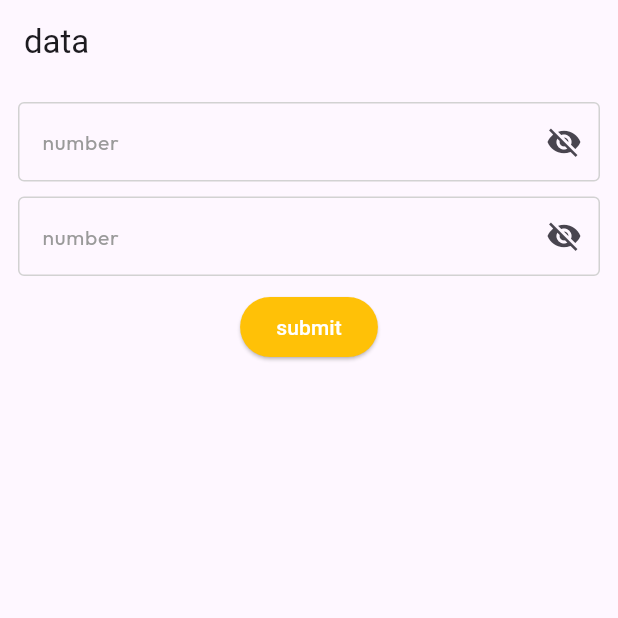
After one commit to shankar-rajan-ts/api_flutter, a Flutter app: the screen it shows after launch, after a tap on "funcation", after a tap on "submit", on a phone screen of 412 x 824 dp, the top half of it. The commit adds this screen. Run offline on Flutter 3.47's test engine with Material 3 defaults, Android fonts, the phone set to English and light mode, and no system bars; our stand-ins replace firebase_core, firebase_messaging, geolocator, google_fonts, google_maps_flutter, location; missing offline and left inert: draggable_scrollbar; accounts and stored records are empty.

Commit message:
2 texx filed add

```diff
--- /dev/null
+++ b/lib/form/form.dart
@@ -0,0 +1,232 @@
+// ignore_for_file: avoid_print
+
+import 'package:flutter/material.dart';
+import 'package:flutter/services.dart';
+import 'package:google_fonts/google_fonts.dart';
+
+class Funcation extends StatefulWidget {
+  const Funcation({super.key});
+
+  @override
+  State<Funcation> createState() => _FuncationState();
+}
+
+final myController = TextEditingController();
+
+// bool _flag = true;
+
+class _FuncationState extends State<Funcation> {
+  // final FocusNode _nameFocusNode = FocusNode();
+  // final TextEditingController _nameController = TextEditingController();
+  // final TextEditingController _numberController = TextEditingController();
+  final numbersController = TextEditingController();
+  final numberController = TextEditingController();
+
+  @override
+  void initState() {
+    super.initState();
+    // Start listening to changes.
+    // myController.addListener(_printLatestValue);
+  }
+
+  //  void _printLatestValue() {
+  //   final text = myController.text;
+  //   print('Second text field: $text (${text.characters.length})');
+  // }
+  @override
+  void dispose() {
+    // Clean up the controller when the widget is disposed.
+    myController.dispose();
+    super.dispose();
+  }
+
+  @override
+  Widget build(BuildContext context) {
+    return SafeArea(
+      child: Scaffold(
+        appBar: AppBar(
+          title: const Text("data"),
+        ),
+        body: Center(
+          child: Padding(
+            padding: const EdgeInsets.all(12.0),
+            child: Column(
+              children: [
+                TextField(
+                  controller: numbersController,
+                  // focusNode: _nameFocusNode,
+                  // controller: _nameController,
+                  // textInputAction: TextInputAction.next,
+                  // keyboardType: TextInputType.name,
+                  keyboardType: TextInputType.number,
+                  textInputAction: TextInputAction.next,
+                  inputFormatters: [
+                    FilteringTextInputFormatter.digitsOnly,
+                    LengthLimitingTextInputFormatter(10),
+                  ],
+                  onSubmitted: (_) {
+                    // FocusScope.of(context).requestFocus(_nameFocusNode);
+                  },
+                  // controller(): myController,
+                  // canRequestFocus: bool.hasEnvironment('flutter_test'),
+                  cursorColor: const Color.fromARGB(255, 185, 135, 6),
+                  style: GoogleFonts.outfit(
+                    color: const Color(0xFF373737),
+                    fontSize: 14,
+                    fontWeight: FontWeight.w400,
+                    fontStyle: FontStyle.normal,
+                  ),
+
+                  // controller: passwordController,
+                  // obscureText: !showPassword,
+                  decoration: InputDecoration(
+                    suffixIcon: IconButton(
+                      icon: const Icon(Icons.visibility_off
+                          // showPassword ? Icons.visibility : Icons.visibility_off,
+                          // color: const Color.fromARGB(255, 59, 59, 59),
+                          ),
+                      onPressed: () {},
+                    ),
+                    hintText: "number",
+                    hintStyle: GoogleFonts.outfit(
+                      color: const Color(0xFF9A9A9A),
+                      fontSize: 14,
+                      fontWeight: FontWeight.w400,
+                      fontStyle: FontStyle.normal,
+                    ),
+                    border: const OutlineInputBorder(
+                      borderSide: BorderSide(color: Colors.black),
+                    ),
+                    enabledBorder: const OutlineInputBorder(
+                      borderSide: BorderSide(color: Color(0xFFD2D2D2)),
+                    ),
+                    focusedBorder: const OutlineInputBorder(
+                      borderSide: BorderSide(color: Color(0xFF155092)),
+                    ),
+                  ),
+                ),
+                const SizedBox(
+                  height: 10,
+                ),
+                TextField(
+                  controller: numberController,
+                  // keyboardType: TextInputType.number,
+                  // textInputAction: TextInputAction.next,
+                  //  focusNode: _nameFocusNode,
+                  // controller: _numberController,
+                  style: GoogleFonts.outfit(
+                    color: const Color(0xFF373737),
+                    fontSize: 14,
+                    fontWeight: FontWeight.w400,
+                    fontStyle: FontStyle.normal,
+                  ),
+                  // controller: passwordController,
+                  // obscureText: !showPassword,
+                  decoration: InputDecoration(
+                    suffixIcon: IconButton(
+                      icon: const Icon(Icons.visibility_off
+                          // showPassword ? Icons.visibility : Icons.visibility_off,
+                          // color: const Color.fromARGB(255, 59, 59, 59),
+                          ),
+                      onPressed: () {
+                        setState(() {
+                          // showPassword = !showPassword;
+                        });
+                      },
+                    ),
+                    hintText: "number",
+                    hintStyle: GoogleFonts.outfit(
+                      color: const Color(0xFF9A9A9A),
+                      fontSize: 14,
+                      fontWeight: FontWeight.w400,
+                      fontStyle: FontStyle.normal,
+                    ),
+                    border: const OutlineInputBorder(
+                      borderSide: BorderSide(color: Colors.black),
+                    ),
+                    enabledBorder: const OutlineInputBorder(
+                      borderSide: BorderSide(color: Color(0xFFD2D2D2)),
+                    ),
+                    focusedBorder: const OutlineInputBorder(
+                      borderSide: BorderSide(color: Color(0xFF155092)),
+                    ),
+                  ),
+                  keyboardType: TextInputType.number,
+                  textInputAction: TextInputAction.next,
+                  inputFormatters: [
+                    FilteringTextInputFormatter.digitsOnly,
+                    LengthLimitingTextInputFormatter(10),
+                  ],
+                ),
+                const SizedBox(
+                  height: 10,
+                ),
+                ElevatedButton(
+                    // onHover: (e) {},
+                    style: ButtonStyle(
+                      backgroundColor: WidgetStateProperty.all(Colors.amber),
+                      overlayColor: WidgetStateProperty.resolveWith<Color?>(
+                        (Set<WidgetState> states) {
+                          if (states.contains(WidgetState.pressed)) {
+                            return Colors.redAccent; //<-- SEE HERE
+                          }
+                          return null; // Defer to the widget's default.
+                        },
+                      ),
+                    ),
+                    // style: ButtonStyle(
+                    //   animationDuration: ScrollDragController
+                    //       .momentumRetainStationaryDurationThreshold,
+                    //   mouseCursor: WidgetStateMouseCursor.clickable,
+                    //   backgroundColor:
+                    //       const WidgetStatePropertyAll(Colors.amber),
+                    //   overlayColor: WidgetStateProperty.all(Colors.blue),
+                    // ),
+                    // style: ElevatedButton.styleFrom(
+                    //   // shape: CircleBorder(),
+                    //   // enabledMouseCursor:Colors.blue;
+                    //    backgroundColor: Colors.black,
+                    //       // backgroundColor: _flag ? Colors.red : Colors.teal,
+                    //   // backgroundColor: Color.fromARGB(0, 121, 185, 26),
+                    //   iconColor: Color.fromARGB(255, 230, 147, 5),
+                    //   shadowColor: Color(0xFF155092),
+                    //   // foregroundColor:Color.fromARGB(255, 73, 3, 50),
+                    //   // disabledForegroundColor:Color.fromARGB(255, 41, 19, 207),
+                    //   //  overlayColor: Color.fromARGB(255, 79, 146, 21),
+                    //    disabledBackgroundColor:Color.fromARGB(255, 196, 196, 19),
+                    //    surfaceTintColor:Color.fromARGB(255, 10, 130, 100),
+
+                    // ),
+                    onPressed: () {
+                      //  print(nameController.text);
+                      print(numbersController.text);
+
+                      print(numberController.text);
+                      final int number1 = int.parse(numbersController.text);
+                      final int number2 = int.parse(numberController.text);
+                      print("Number 1 : $number1");
+                      print("Number 2 : $number2");
+                      final sum = number1 - number2;
+                      print("Sum : $sum");
+
+                      numbersController.clear();
+                      numberController.clear();},
+                    child: const Text(
+                      "submit",
+                      style: TextStyle(color: Colors.white),
+                    )),
+                // const TextField(
+                //   obscureText: true,
+                //   decoration: InputDecoration(
+                //       border: InputBorder.none,
+                //       labelText: 'Enter Name',
+                //       hintText: 'Enter Your Name'),
+                // ),
+              ],
+            ),
+          ),
+        ),
+      ),
+    );
+  }
+}
--- a/lib/login/login.dart
+++ b/lib/login/login.dart
@@ -242,6 +242,14 @@ class _LoginState extends State<Login> {
                             .popAndPushNamed("/sample");
                       },
                       child: Text('fire_base')),
+                      SizedBox(height: 10,),
+                        ElevatedButton(
+                      onPressed: () {
+
+                        Navigator.of(context)
+                            .popAndPushNamed("/funcation");
+                      },
+                      child: Text('funcation')),
                 ],
               ),
             ),
--- a/lib/main.dart
+++ b/lib/main.dart
@@ -1,3 +1,4 @@
+import 'package:api_flutter/form/form.dart';
 import 'package:api_flutter/login/login.dart';
 import 'package:api_flutter/map/cuttent-loaction.dart';
 import 'package:api_flutter/map/map.dart';
@@ -45,9 +46,11 @@ class MyApp extends StatelessWidget {
         '/': (BuildContext context) => const Login(),
         // '/t': (BuildContext context) => const MyHomePage(),
         // "/mapSample": (BuildContext context) => const MapSample(),
-        "/notificationFire": (BuildContext context) => NotificationFire(),
+        // "/notificationFire": (BuildContext context) => NotificationFire(),
         // "/currentLocation": (BuildContext context) => const CurrentLocation(),
-        "/sample": (BuildContext context) => const Sample(),
+        // "/sample": (BuildContext context) => const Sample(),
+        "/funcation": (BuildContext context) => const Funcation(),
+
       },
     );
   }
```
